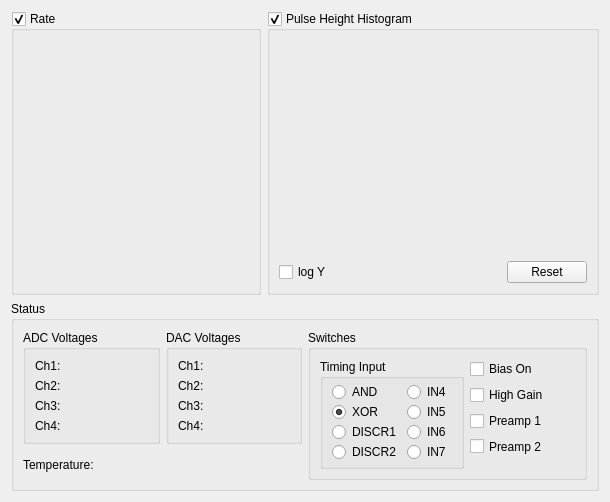
First picture: the form in muondetector-gui-1.0.2/src/main/status.ui, repository liukai-tech/muondetector, before the edit.
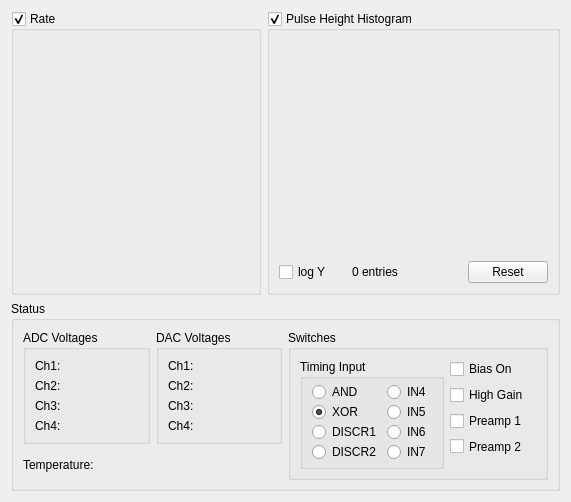
Second picture: the form after the edit. Custom widgets are drawn as their Qt base class.

Commit message: changed underlying widget of CustomHistogram from QwtPlotBarchart to QwtPlotHistogram due to the more appropriate representation of bar widths; added nr of entries display and color of histogram bars; minor cosmetic change in compare macro; added gnuplot macro for analysing mu decays of 2 detectors

Patch:
```diff
--- a/muondetector-gui-1.0.2/src/main/status.ui
+++ b/muondetector-gui-1.0.2/src/main/status.ui
@@ -6,7 +6,7 @@
    <rect>
     <x>0</x>
     <y>0</y>
-    <width>610</width>
+    <width>571</width>
     <height>502</height>
    </rect>
   </property>
@@ -52,7 +52,7 @@
         <bool>true</bool>
        </property>
        <layout class="QGridLayout" name="gridLayout_5">
-        <item row="0" column="0" colspan="3">
+        <item row="0" column="0" colspan="4">
          <widget class="CustomHistogram" name="pulseHeightHistogram" native="true"/>
         </item>
         <item row="1" column="0">
@@ -69,13 +69,26 @@
           </property>
           <property name="sizeHint" stdset="0">
            <size>
-            <width>160</width>
-            <height>20</height>
+            <width>20</width>
+            <height>17</height>
            </size>
           </property>
          </spacer>
         </item>
         <item row="1" column="2">
+         <widget class="QLabel" name="PulseHeightHistogramEntriesLabel">
+          <property name="minimumSize">
+           <size>
+            <width>110</width>
+            <height>0</height>
+           </size>
+          </property>
+          <property name="text">
+           <string>0 entries</string>
+          </property>
+         </widget>
+        </item>
+        <item row="1" column="3">
          <widget class="QPushButton" name="resetHistoPushButton">
           <property name="text">
            <string>Reset</string>
```
The commit also changes 10 other files.
